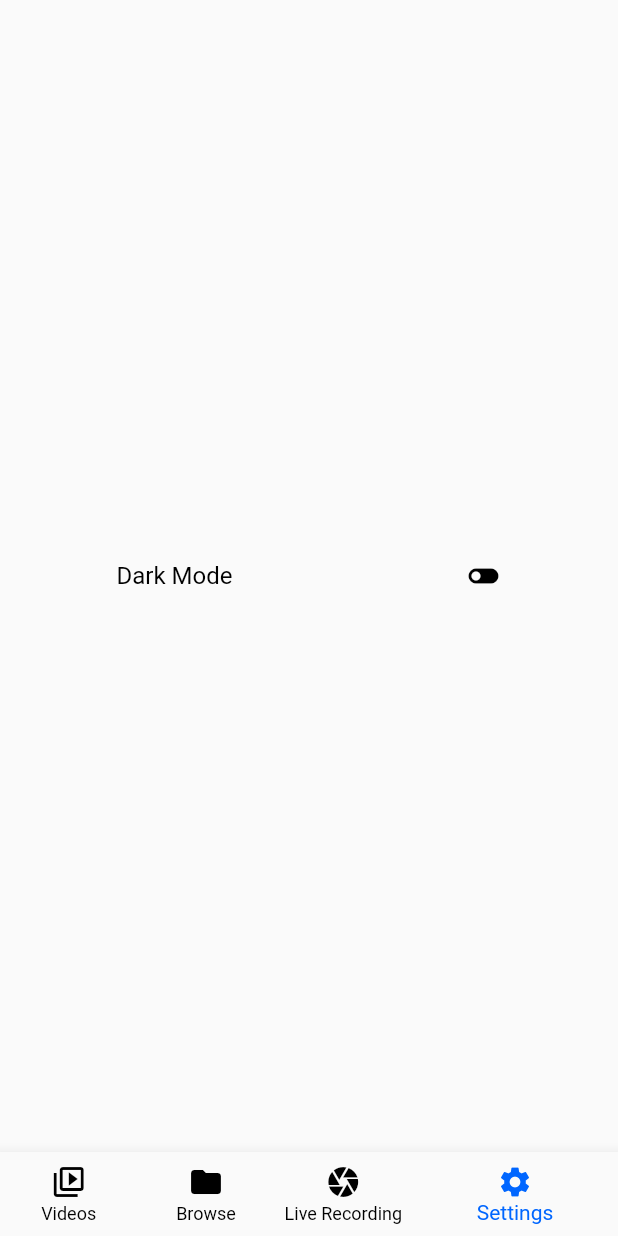
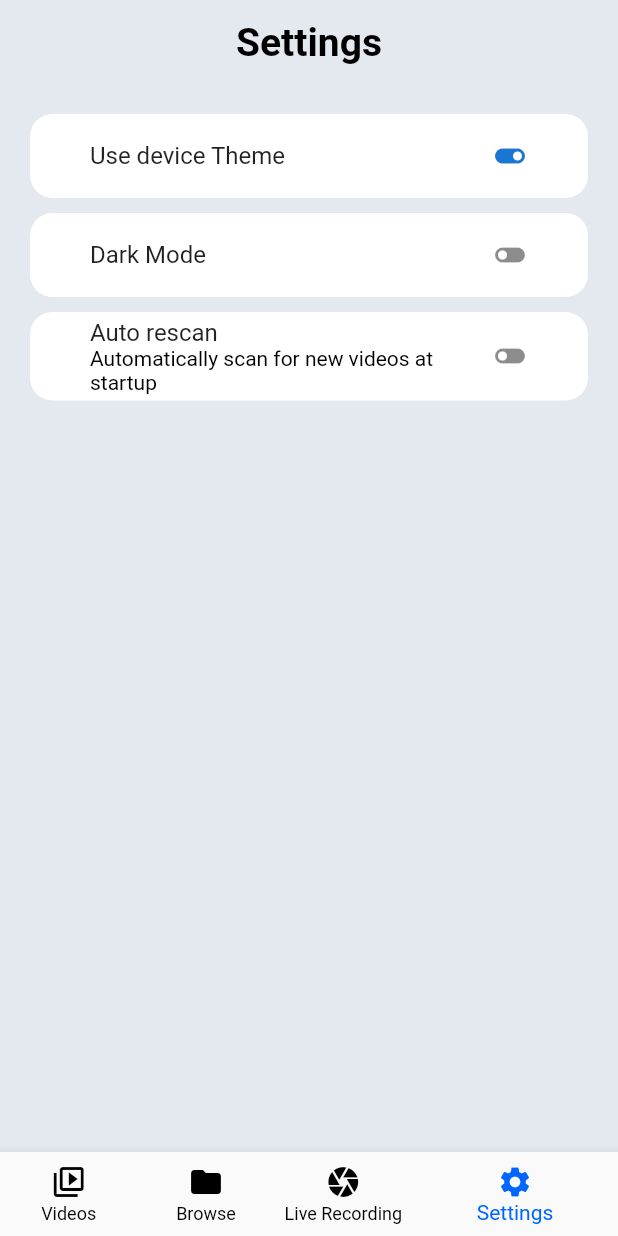
Before and after one commit to gadisamenu/Silarec, a Flutter app: the AppNavigator screen opened by its route, item 4 of the bottom bar chosen, on a phone screen of 412 x 824 dp. Run offline on Flutter 3.47's test engine with Material 2 defaults, Android fonts, the phone set to English and light mode, and no system bars; our stand-ins replace flutter_bloc, go_router, shared_preferences; accounts and stored records are empty.

Commit message:
navigation and theme fixed

```diff
--- a/lib/Presentation/Screens/Live Recording/live_recording.dart
+++ b/lib/Presentation/Screens/Live Recording/live_recording.dart
@@ -6,4 +6,6 @@
       child: Center(child: const Text("Live Recording")),
     );
   }
+
+  String get_title() => "Live Recording";
 }
--- a/lib/Presentation/Screens/Settings/settings.dart
+++ b/lib/Presentation/Screens/Settings/settings.dart
@@ -2,6 +2,40 @@
 import 'package:flutter_bloc/flutter_bloc.dart';
 
 import '../../../Application/Theme/theme_bloc.dart';
+
+_dark_mode_on_tap(ThemeBloc themeBloc) {
+  if (themeBloc.state.theme_mode != ThemeMode.dark) {
+    themeBloc.add(DarkMode());
+  } else {
+    themeBloc.add(LightMode());
+  }
+}
+
+_system_mode_on_tap(ThemeBloc themeBloc) {
+  // print(themeBloc.state.theme_mode.toString());
+  if (themeBloc.state.theme_mode != ThemeMode.system) {
+    themeBloc.add(SystemMode());
+  } else {
+    themeBloc.add(LightMode());
+  }
+}
+
+get_list_tile_decor(BuildContext context) => BoxDecoration(
+      borderRadius: BorderRadius.circular(15),
+      color: Theme.of(context).colorScheme.onPrimary,
+    );
+
+Icon get_toggle_icon(BuildContext context, ThemeBloc themeBloc,
+    {required ThemeMode true_case}) {
+  return themeBloc.state.theme_mode == true_case
+      ? Icon(
+          Icons.toggle_on,
+          color: Colors.blue[700],
+        )
+      : const Icon(Icons.toggle_off);
+}
+
+const tile_margin = EdgeInsets.fromLTRB(20, 5, 20, 5);
 
 class Settings extends StatelessWidget {
   @override
@@ -9,28 +43,59 @@
     final themeBloc = BlocProvider.of<ThemeBloc>(context);
     return Container(
       child: Center(
-        child: Row(
-          mainAxisAlignment: MainAxisAlignment.spaceAround,
+        child: ListView(
+          padding: const EdgeInsets.symmetric(vertical: 15),
           children: [
-            Text(
-              "Dark Mode",
-              style: Theme.of(context).textTheme.bodyMedium,
+            Container(
+              margin: tile_margin,
+              decoration: get_list_tile_decor(context),
+              child: ListTile(
+                contentPadding: const EdgeInsets.symmetric(horizontal: 40),
+                title: const Text("Use device Theme"),
+                trailing: GestureDetector(
+                  onTap: () => _system_mode_on_tap(themeBloc),
+                  child: get_toggle_icon(context, themeBloc,
+                      true_case: ThemeMode.system),
+                ),
+              ),
             ),
-            GestureDetector(
-              child: themeBloc.state.theme_mode == ThemeMode.dark
-                  ? const Icon(Icons.toggle_on)
-                  : const Icon(Icons.toggle_off),
-              onTap: () {
-                if (themeBloc.state.theme_mode == ThemeMode.dark) {
-                  themeBloc.add(LightMode());
-                } else {
-                  themeBloc.add(DarkMode());
-                }
-              },
-            )
+            Container(
+              margin: tile_margin,
+              decoration: get_list_tile_decor(context),
+              child: ListTile(
+                title: const Text("Dark Mode"),
+                contentPadding: const EdgeInsets.symmetric(horizontal: 40),
+                trailing: GestureDetector(
+                  onTap: themeBloc.state.theme_mode == ThemeMode.system
+                      ? null
+                      : () => _dark_mode_on_tap(themeBloc),
+                  child: get_toggle_icon(context, themeBloc,
+                      true_case: ThemeMode.dark),
+                ),
+              ),
+            ),
+            Container(
+              margin: tile_margin,
+              decoration: get_list_tile_decor(context),
+              child: ListTile(
+                title: const Text("Auto rescan"),
+                subtitle: Text(
+                  "Automatically scan for new videos at startup",
+                  style: Theme.of(context).textTheme.bodySmall,
+                ),
+                contentPadding: const EdgeInsets.symmetric(horizontal: 40),
+                trailing: GestureDetector(
+                  onTap: () => {},
+                  child: get_toggle_icon(context, themeBloc,
+                      true_case: ThemeMode.light),
+                ),
+              ),
+            ),
           ],
         ),
       ),
     );
   }
+
+  String get_title() => "Settings";
 }
--- a/lib/Presentation/Screens/Videos/videos.dart
+++ b/lib/Presentation/Screens/Videos/videos.dart
@@ -6,4 +6,6 @@
       child: Center(child: const Text("Videos")),
     );
   }
+
+  String get_title() => "Video";
 }
--- a/lib/Presentation/Screens/app_navigator.dart
+++ b/lib/Presentation/Screens/app_navigator.dart
@@ -10,12 +10,14 @@
 }
 
 class _AppNavigator extends State<AppNavigator> {
-  List bodys = <Widget>[Videos(), Browse(), LiveRecording(), Settings()];
+  static List bodys = <Widget>[Videos(), Browse(), LiveRecording(), Settings()];
 
   int _current_index = 0;
+  String _title = bodys[0].get_title() ?? "Silarec";
 
   void _onItemTapped(int index) {
     setState(() {
+      _title = bodys[index].get_title() ?? "Silarec";
       _current_index = index;
     });
   }
@@ -23,6 +25,17 @@
   @override
   Widget build(BuildContext context) {
     return Scaffold(
+      backgroundColor: Theme.of(context).colorScheme.primary,
+      appBar: AppBar(
+        title: Text(
+          _title,
+          style: Theme.of(context).textTheme.bodyLarge,
+        ),
+        centerTitle: true,
+        elevation: 0,
+        toolbarOpacity: 0.0,
+        backgroundColor: Theme.of(context).colorScheme.primary,
+      ),
       body: bodys[_current_index],
       bottomNavigationBar: BottomNavigationBar(
         showUnselectedLabels: true,
--- a/lib/Presentation/_shared/Widgets/components.dart
+++ b/lib/Presentation/_shared/Widgets/components.dart
@@ -20,3 +20,9 @@
       onPressed: action,
       child: child,
     );
+
+// get_list_tile({required BuildContext context,
+// required void Function() action}) =>
+// ListTile(
+
+// )
--- a/lib/main.dart
+++ b/lib/main.dart
@@ -1,13 +1,11 @@
 import 'package:flutter/material.dart';
 import 'package:flutter_bloc/flutter_bloc.dart';
-import 'package:shared_preferences/shared_preferences.dart';
 import 'package:silarec/Application/Start/start_bloc.dart';
 import 'package:silarec/Application/Theme/theme_bloc.dart';
-import 'package:silarec/Presentation/_shared/Widgets/components.dart';
 import 'Presentation/_shared/theme.dart';
 import 'Presentation/_shared/router.dart';
 
-Future<void> main() async {
+void main() {
   runApp(const MyApp());
 }
 
--- a/pubspec.yaml
+++ b/pubspec.yaml
@@ -36,11 +36,11 @@
   # The following adds the Cupertino Icons font to your application.
   # Use with the CupertinoIcons class for iOS style icons.
   cupertino_icons: ^1.0.2
-  dynamic_theme: ^1.0.1
-  go_router: ^5.2.1
+  go_router: ^6.0.0
   flutter_bloc: ^8.0.1
   bloc: ^8.0.2
-  shared_preferences: ^0.5.12+4
+  shared_preferences: ^2.0.15
+  file_manager: ^1.0.0
 
 
 dev_dependencies:
```
Also changed, not shown: lib/Application/Theme/theme_bloc.dart (+3 -6 lines), lib/Presentation/Screens/Browse/browse.dart (+33 -1 lines), pubspec.lock, 2 other files.
